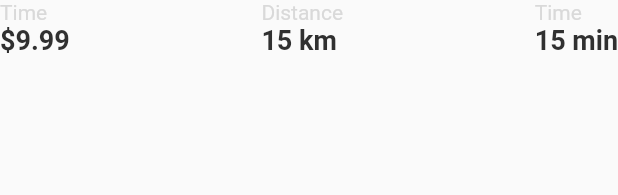
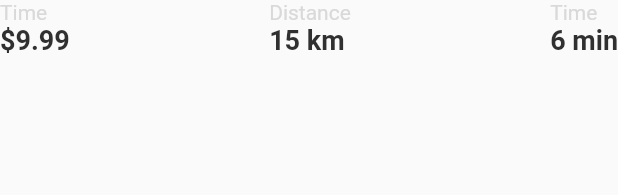
Before and after one commit to JasonLim1009/grab_feedback, a Flutter app: the RideStats widget shown alone on an empty page, opened directly, on a phone screen of 412 x 824 dp. Shown: the top 195 px of the screen. Run offline on Flutter 3.47's test engine with Material 2 defaults, Android fonts, the phone set to English and light mode, and no system bars; our stand-ins replace google_fonts, smooth_star_rating.

Commit message:
Update ride_stat.dart

```diff
--- a/lib/ride_stat.dart
+++ b/lib/ride_stat.dart
@@ -21,7 +21,7 @@ class RideStats extends StatelessWidget {
         ),
         RideInfo(
           title: 'Time',
-          value: '15 min',
+          value: '6 min',
         ),
       ],
     );
```
